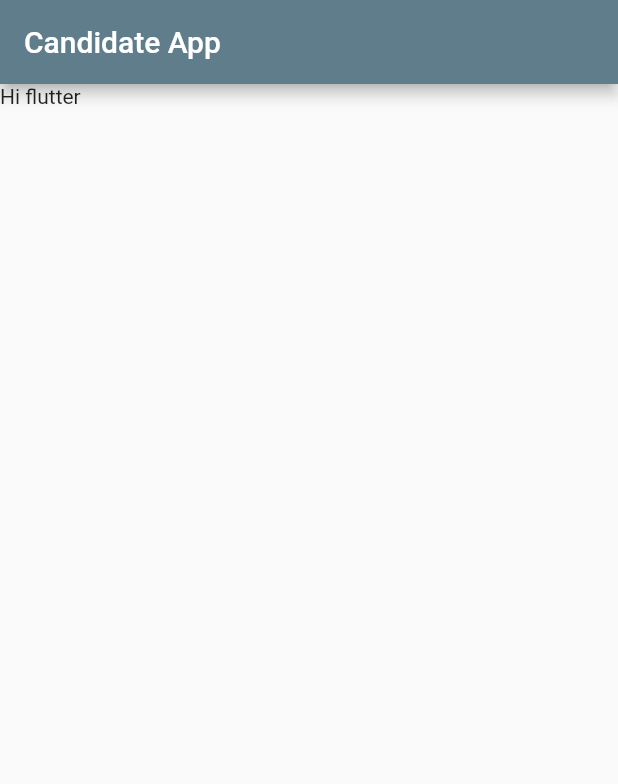
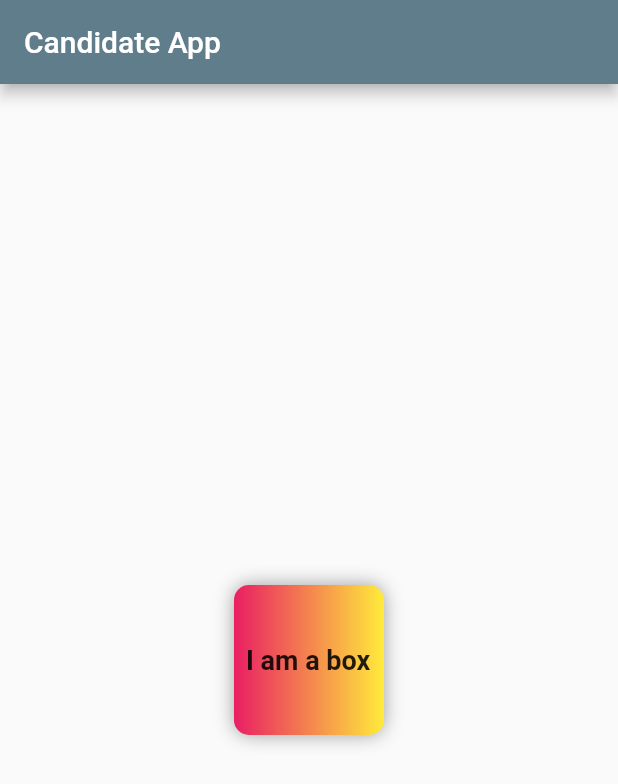
Before and after one commit to MathibelaD/flutter_application_1, a Flutter app: the screen it shows after launch, on a phone screen of 412 x 824 dp. Shown: the top 784 px of the screen. Run offline on Flutter 3.47's test engine with Material 2 defaults, Android fonts, the phone set to English and light mode, and no system bars.

Commit message:
#Gradients

```diff
--- a/lib/main.dart
+++ b/lib/main.dart
@@ -22,9 +22,31 @@ class HomePage extends StatelessWidget {
       appBar: AppBar(
         title: Text("Candidate App"),
       ),
-      body: Container(
-        child: Text("Hi flutter"),
-        ),
+      body: Center(
+        child: Container(
+            padding: const EdgeInsets.all(8),
+            width: 100,
+            height: 100,
+            alignment: Alignment.centerLeft,
+            decoration: BoxDecoration(
+              color: Colors.blueGrey,
+              borderRadius: BorderRadius.circular(10),
+              gradient: LinearGradient(colors: [
+                Colors.pink,
+                Colors.yellow,
+              ]),
+              boxShadow: [
+                BoxShadow(
+                  color: Colors.grey,
+                  blurRadius: 10,
+                ),
+              ]),
+            child: Text("I am a box",style: TextStyle(
+              fontSize: 18,
+              fontWeight: FontWeight.bold,
+            ),),
+          ),
+      ),
     );
   }
 }
```
